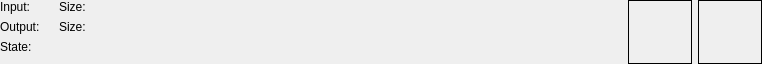
This is Include/iqtfpf/CProcessingItemPreviewGuiComp.ui in naskin-gmg/AcfSln as Qt 5 draws it before an edit. The edited form follows.
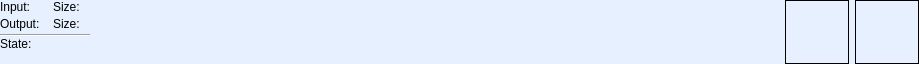
This is the edited form.

What changed in the file:
```diff
--- a/Include/iqtfpf/CProcessingItemPreviewGuiComp.ui
+++ b/Include/iqtfpf/CProcessingItemPreviewGuiComp.ui
@@ -6,7 +6,7 @@
    <rect>
     <x>0</x>
     <y>0</y>
-    <width>762</width>
+    <width>919</width>
     <height>64</height>
    </rect>
   </property>
@@ -16,12 +16,27 @@
   <property name="autoFillBackground">
    <bool>false</bool>
   </property>
-  <layout class="QHBoxLayout" name="horizontalLayout">
+  <property name="styleSheet">
+   <string notr="true">QWidget#CProcessingItemPreviewGuiComp{
+/*	background: qlineargradient(x1: 0, y1: 0, x2: 0, y2: 1, stop: 0 rgb(250,250,250), stop: 1 rgb(220,220,220));*/
+	background:  rgb(230, 240, 255);
+}
+</string>
+  </property>
+  <layout class="QHBoxLayout" name="horizontalLayout_3">
    <property name="margin">
     <number>0</number>
    </property>
    <item>
+    <layout class="QVBoxLayout" name="verticalLayout_3">
+     <property name="spacing">
+      <number>0</number>
+     </property>
+     <item>
     <layout class="QVBoxLayout" name="verticalLayout_2">
+       <property name="spacing">
+        <number>3</number>
+       </property>
      <item>
       <layout class="QGridLayout" name="gridLayout">
        <item row="0" column="0">
@@ -36,6 +51,35 @@
          <property name="text">
           <string/>
          </property>
+           <property name="textFormat">
+            <enum>Qt::RichText</enum>
+           </property>
+           <property name="openExternalLinks">
+            <bool>true</bool>
+           </property>
+           <property name="textInteractionFlags">
+            <set>Qt::LinksAccessibleByKeyboard|Qt::LinksAccessibleByMouse</set>
+           </property>
+          </widget>
+         </item>
+         <item row="0" column="2">
+          <widget class="QLabel" name="label_3">
+           <property name="text">
+            <string>Size:</string>
+           </property>
+          </widget>
+         </item>
+         <item row="0" column="3">
+          <widget class="QLabel" name="InputFileSizeLabel">
+           <property name="text">
+            <string/>
+           </property>
+           <property name="wordWrap">
+            <bool>false</bool>
+           </property>
+           <property name="textInteractionFlags">
+            <set>Qt::NoTextInteraction</set>
+           </property>
         </widget>
        </item>
        <item row="1" column="0">
@@ -50,17 +94,74 @@
          <property name="text">
           <string/>
          </property>
-        </widget>
-       </item>
-       <item row="2" column="0">
+           <property name="textFormat">
+            <enum>Qt::RichText</enum>
+           </property>
+           <property name="openExternalLinks">
+            <bool>true</bool>
+           </property>
+           <property name="textInteractionFlags">
+            <set>Qt::LinksAccessibleByKeyboard|Qt::LinksAccessibleByMouse</set>
+           </property>
+          </widget>
+         </item>
+         <item row="1" column="2">
+          <widget class="QLabel" name="label_4">
+           <property name="text">
+            <string>Size:</string>
+           </property>
+          </widget>
+         </item>
+         <item row="1" column="3">
+          <widget class="QLabel" name="OutputFileSizeLabel">
+           <property name="text">
+            <string/>
+           </property>
+           <property name="wordWrap">
+            <bool>false</bool>
+           </property>
+           <property name="textInteractionFlags">
+            <set>Qt::NoTextInteraction</set>
+           </property>
+          </widget>
+         </item>
+        </layout>
+       </item>
+       <item>
+        <widget class="Line" name="line">
+         <property name="frameShadow">
+          <enum>QFrame::Sunken</enum>
+         </property>
+         <property name="orientation">
+          <enum>Qt::Horizontal</enum>
+         </property>
+        </widget>
+       </item>
+      </layout>
+     </item>
+     <item>
+      <layout class="QHBoxLayout" name="horizontalLayout">
+       <item>
         <widget class="QLabel" name="label_7">
+         <property name="sizePolicy">
+          <sizepolicy hsizetype="Maximum" vsizetype="Preferred">
+           <horstretch>0</horstretch>
+           <verstretch>0</verstretch>
+          </sizepolicy>
+         </property>
          <property name="text">
           <string>State:</string>
          </property>
         </widget>
        </item>
-       <item row="2" column="1">
+       <item>
         <widget class="QLabel" name="ProcessingStateLabel">
+         <property name="font">
+          <font>
+           <weight>75</weight>
+           <bold>true</bold>
+          </font>
+         </property>
          <property name="text">
           <string/>
          </property>
@@ -74,64 +175,12 @@
         <enum>Qt::Vertical</enum>
        </property>
        <property name="sizeType">
-        <enum>QSizePolicy::Preferred</enum>
+        <enum>QSizePolicy::Expanding</enum>
        </property>
        <property name="sizeHint" stdset="0">
         <size>
-         <width>20</width>
-         <height>40</height>
-        </size>
-       </property>
-      </spacer>
-     </item>
-    </layout>
-   </item>
-   <item>
-    <layout class="QVBoxLayout" name="verticalLayout_3">
-     <item>
-      <layout class="QGridLayout" name="gridLayout_2">
-       <item row="0" column="0">
-        <widget class="QLabel" name="label_3">
-         <property name="text">
-          <string>Size:</string>
-         </property>
-        </widget>
-       </item>
-       <item row="0" column="1">
-        <widget class="QLabel" name="InputFileSizeLabel">
-         <property name="text">
-          <string/>
-         </property>
-        </widget>
-       </item>
-       <item row="1" column="0">
-        <widget class="QLabel" name="label_4">
-         <property name="text">
-          <string>Size:</string>
-         </property>
-        </widget>
-       </item>
-       <item row="1" column="1">
-        <widget class="QLabel" name="OutputFileSizeLabel">
-         <property name="text">
-          <string/>
-         </property>
-        </widget>
-       </item>
-      </layout>
-     </item>
-     <item>
-      <spacer name="verticalSpacer_2">
-       <property name="orientation">
-        <enum>Qt::Vertical</enum>
-       </property>
-       <property name="sizeType">
-        <enum>QSizePolicy::Preferred</enum>
-       </property>
-       <property name="sizeHint" stdset="0">
-        <size>
-         <width>20</width>
-         <height>40</height>
+         <width>48</width>
+         <height>0</height>
         </size>
        </property>
       </spacer>
@@ -145,7 +194,7 @@
      </property>
      <property name="sizeHint" stdset="0">
       <size>
-       <width>40</width>
+       <width>675</width>
        <height>20</height>
       </size>
      </property>
```
Lines whose indentation alone changed are shown as unchanged.
